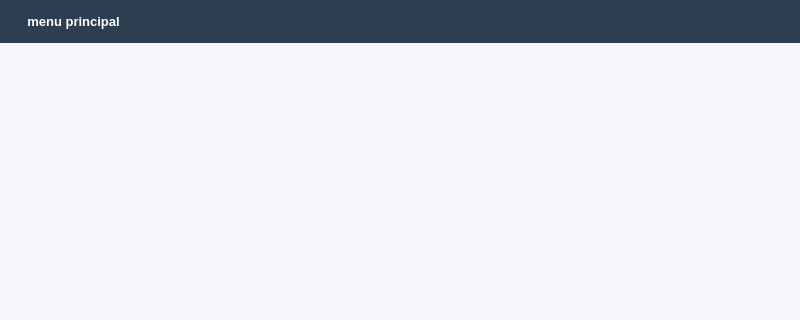
This is ui/menu_principal.ui in CChavez-Navarrete/EstructuraDatos as Qt 5 draws it before an edit; both pictures show x 0 to 800 and y 0 to 320 of the 800 by 600 pixel window. The edited form follows.
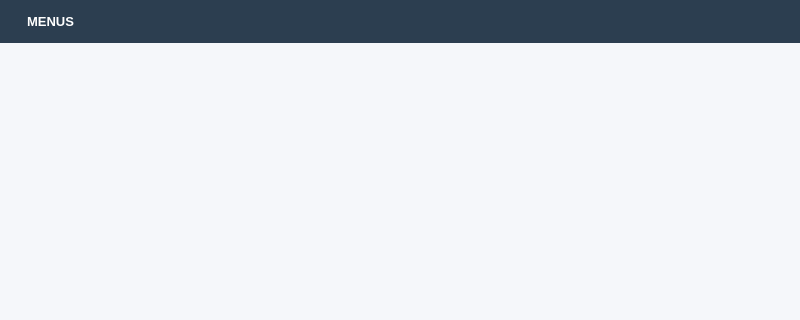
This is the edited form.

```diff
--- a/ui/menu_principal.ui
+++ b/ui/menu_principal.ui
@@ -191,7 +191,7 @@
    </property>
    <widget class="QMenu" name="menumenu_principal">
     <property name="title">
-     <string>menu principal</string>
+     <string>MENUS</string>
     </property>
     <addaction name="actioninsertar_al_inicio"/>
     <addaction name="actioninsertar_al_final"/>
```
Left out of the diff: 82 changed lines with no effect on the pictures.
